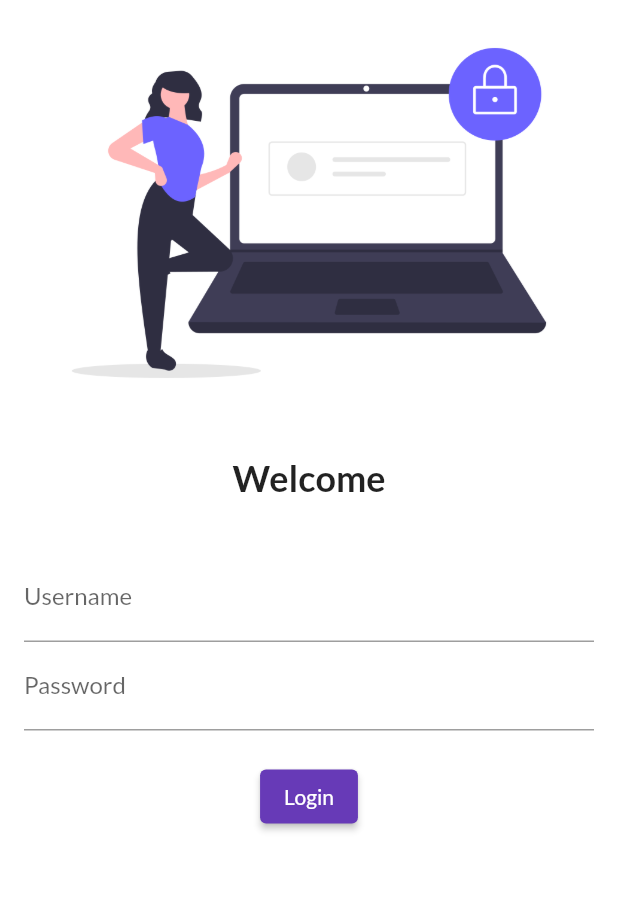
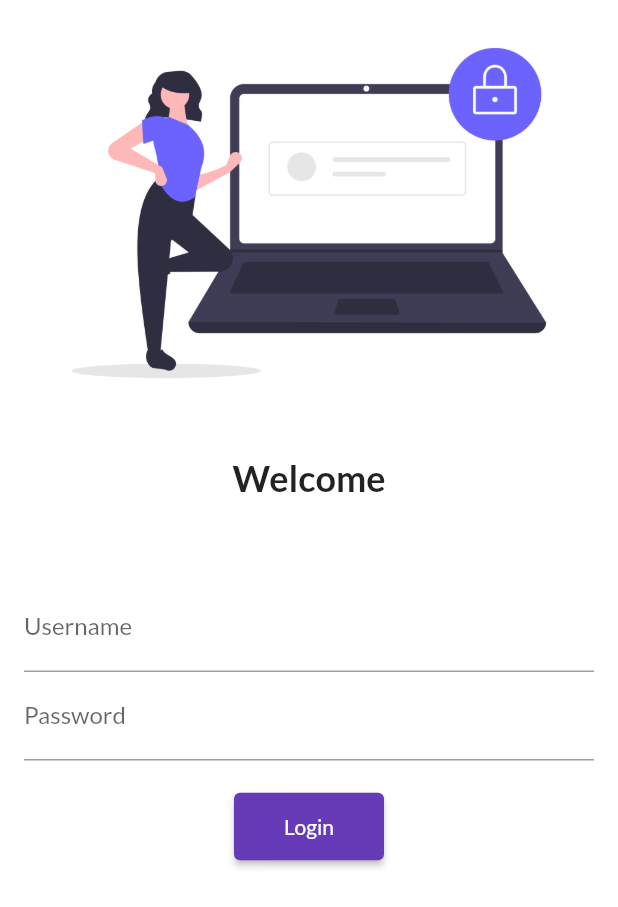
Before and after one commit to AkhlaqShaikh1/Catalog-App, a Flutter app: the screen it shows after launch, on a phone screen of 412 x 824 dp. Shown: the top 907 px of the screen. Run offline on Flutter 3.47's test engine with Material 2 defaults, Android fonts, the phone set to English and light mode, and no system bars; our stand-ins replace google_fonts.

Commit message:
DAY5 Complete

```diff
--- a/lib/main.dart
+++ b/lib/main.dart
@@ -2,6 +2,7 @@ import 'package:flutter/material.dart';
 import 'package:myapp1/pages/home_page.dart';
 import 'package:myapp1/pages/login_page.dart';
 import 'package:google_fonts/google_fonts.dart';
+import 'package:myapp1/utils/routes.dart';
 void main() {
   runApp(MyApp());
 }
@@ -23,8 +24,8 @@ class MyApp extends StatelessWidget {
       // initialRoute: "/home",
       routes: {
         "/": (context) => const LoginPage(),
-        "/home": (context) => HomePage(),
-        "/login": (context) => const LoginPage()
+        MyRoutes.HomeRoute: (context) => HomePage(),
+        MyRoutes.LoginRoute: (context) => const LoginPage()
       },
     );
   }
--- a/lib/pages/login_page.dart
+++ b/lib/pages/login_page.dart
@@ -1,4 +1,5 @@
 import 'package:flutter/material.dart';
+import 'package:myapp1/utils/routes.dart';
 
 class LoginPage extends StatelessWidget {
   const LoginPage({Key? key}) : super(key: key);
@@ -7,6 +8,7 @@ class LoginPage extends StatelessWidget {
   Widget build(BuildContext context) {
     return Material(
         color: Colors.white,
+        child: SingleChildScrollView(
           child: Column(
             children: [
               Image.asset(
@@ -21,7 +23,7 @@ class LoginPage extends StatelessWidget {
                 style: TextStyle(fontSize: 24, fontWeight: FontWeight.bold),
               ),
               const SizedBox(
-              height: 20.0,
+                height: 40.0,
               ),
               Padding(
                 padding:
@@ -42,15 +44,16 @@ class LoginPage extends StatelessWidget {
                     ),
                     ElevatedButton(
                       onPressed: () {
-                      print("Hello");
+                        Navigator.pushNamed(context, MyRoutes.HomeRoute);
                       },
                       child: Text("Login"),
-                    style: TextButton.styleFrom(),
+                      style: TextButton.styleFrom(minimumSize: Size(100, 45)),
                     )
                   ],
                 ),
               )
             ],
+          ),
         ));
   }
 }
--- /dev/null
+++ b/lib/utils/routes.dart
@@ -0,0 +1,4 @@
+class MyRoutes {
+  static String LoginRoute = "/login";
+  static String HomeRoute = "/home";
+}
```
Lines whose indentation alone changed are shown as unchanged.
